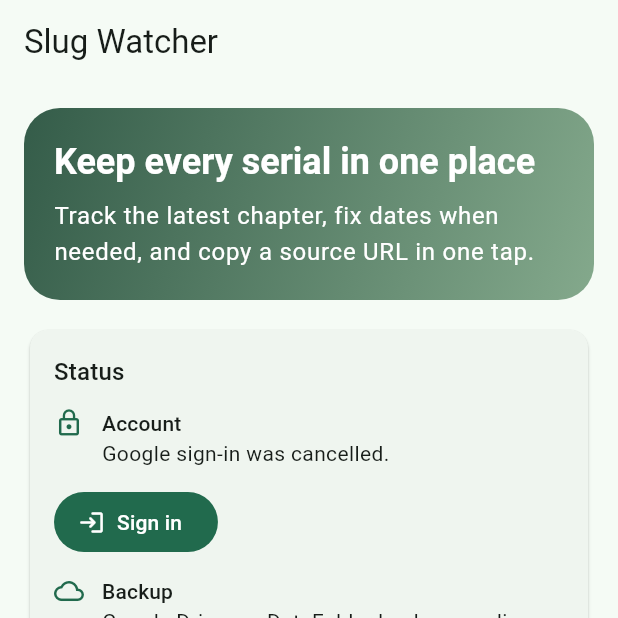
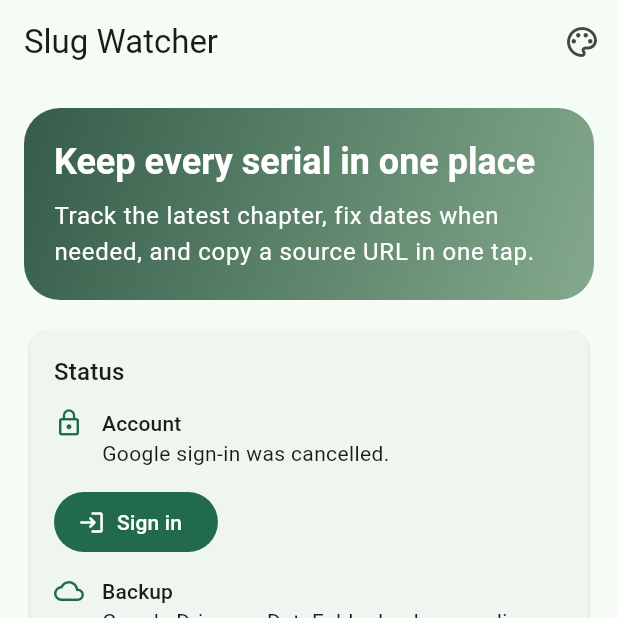
Before and after one commit to sumeetv/slug-watcher, a Flutter app: the screen it shows after launch, after a tap on "Sign in", on a phone screen of 412 x 824 dp, the top half of it. Run offline on Flutter 3.47's test engine with Material 3 defaults, Android fonts, the phone set to English and light mode, and no system bars; our stand-ins replace google_sign_in, shared_preferences.

Commit message:
feat: add theme mode menu

```diff
--- a/lib/main.dart
+++ b/lib/main.dart
@@ -28,6 +28,12 @@ Future<void> main() async {
   runApp(SlugWatcherApp(controller: controller));
 }
 
+enum AppThemeOption {
+  system,
+  light,
+  dark,
+}
+
 class SlugWatcherApp extends StatefulWidget {
   const SlugWatcherApp({super.key, required this.controller});
 
@@ -38,6 +44,8 @@ class SlugWatcherApp extends StatefulWidget {
 }
 
 class _SlugWatcherAppState extends State<SlugWatcherApp> {
+  AppThemeOption _themeOption = AppThemeOption.system;
+
   @override
   void initState() {
     super.initState();
@@ -53,15 +61,38 @@ class _SlugWatcherAppState extends State<SlugWatcherApp> {
         colorScheme: ColorScheme.fromSeed(seedColor: const Color(0xFF345C49)),
         useMaterial3: true,
       ),
-      home: SlugWatcherHome(controller: widget.controller),
+      darkTheme: ThemeData(
+        colorScheme: ColorScheme.fromSeed(
+          seedColor: const Color(0xFF345C49),
+          brightness: Brightness.dark,
+        ),
+        useMaterial3: true,
+      ),
+      themeMode: _themeOption.themeMode,
+      home: SlugWatcherHome(
+        controller: widget.controller,
+        themeOption: _themeOption,
+        onThemeSelected: (AppThemeOption option) {
+          setState(() {
+            _themeOption = option;
+          });
+        },
+      ),
     );
   }
 }
 
 class SlugWatcherHome extends StatelessWidget {
-  const SlugWatcherHome({super.key, required this.controller});
+  const SlugWatcherHome({
+    super.key,
+    required this.controller,
+    required this.themeOption,
+    required this.onThemeSelected,
+  });
 
   final SlugWatcherController controller;
+  final AppThemeOption themeOption;
+  final ValueChanged<AppThemeOption> onThemeSelected;
 
   @override
   Widget build(BuildContext context) {
@@ -71,6 +102,24 @@ class SlugWatcherHome extends StatelessWidget {
         return Scaffold(
           appBar: AppBar(
             title: const Text('Slug Watcher'),
+            actions: <Widget>[
+              PopupMenuButton<AppThemeOption>(
+                initialValue: themeOption,
+                tooltip: 'Theme options',
+                onSelected: onThemeSelected,
+                itemBuilder: (BuildContext context) => AppThemeOption.values
+                    .map(
+                      (AppThemeOption option) =>
+                          CheckedPopupMenuItem<AppThemeOption>(
+                        value: option,
+                        checked: option == themeOption,
+                        child: Text(option.label),
+                      ),
+                    )
+                    .toList(),
+                icon: const Icon(Icons.color_lens_outlined),
+              ),
+            ],
           ),
           floatingActionButton: FloatingActionButton.extended(
             onPressed: () => _showAddSourceDialog(context),
@@ -249,6 +298,30 @@ class SlugWatcherHome extends StatelessWidget {
   }
 }
 
+extension on AppThemeOption {
+  String get label {
+    switch (this) {
+      case AppThemeOption.system:
+        return 'System default';
+      case AppThemeOption.light:
+        return 'Light';
+      case AppThemeOption.dark:
+        return 'Dark';
+    }
+  }
+
+  ThemeMode get themeMode {
+    switch (this) {
+      case AppThemeOption.system:
+        return ThemeMode.system;
+      case AppThemeOption.light:
+        return ThemeMode.light;
+      case AppThemeOption.dark:
+        return ThemeMode.dark;
+    }
+  }
+}
+
 class _HeroPanel extends StatelessWidget {
   const _HeroPanel();
 
```
Also changed, not shown: 1 other file.
